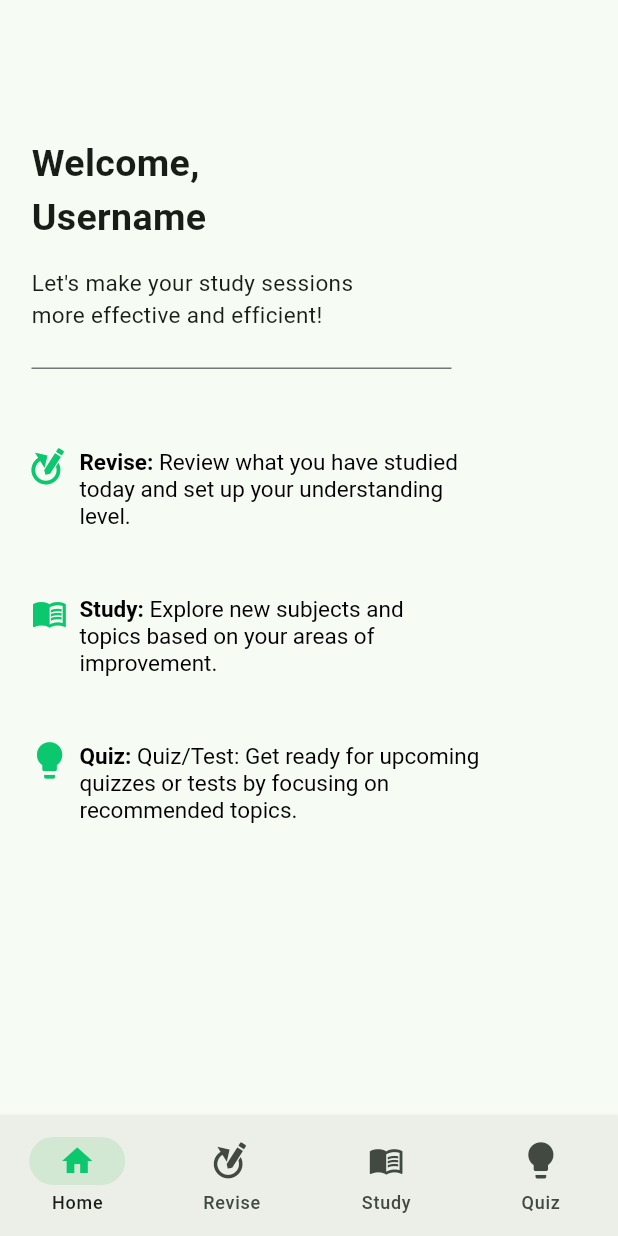
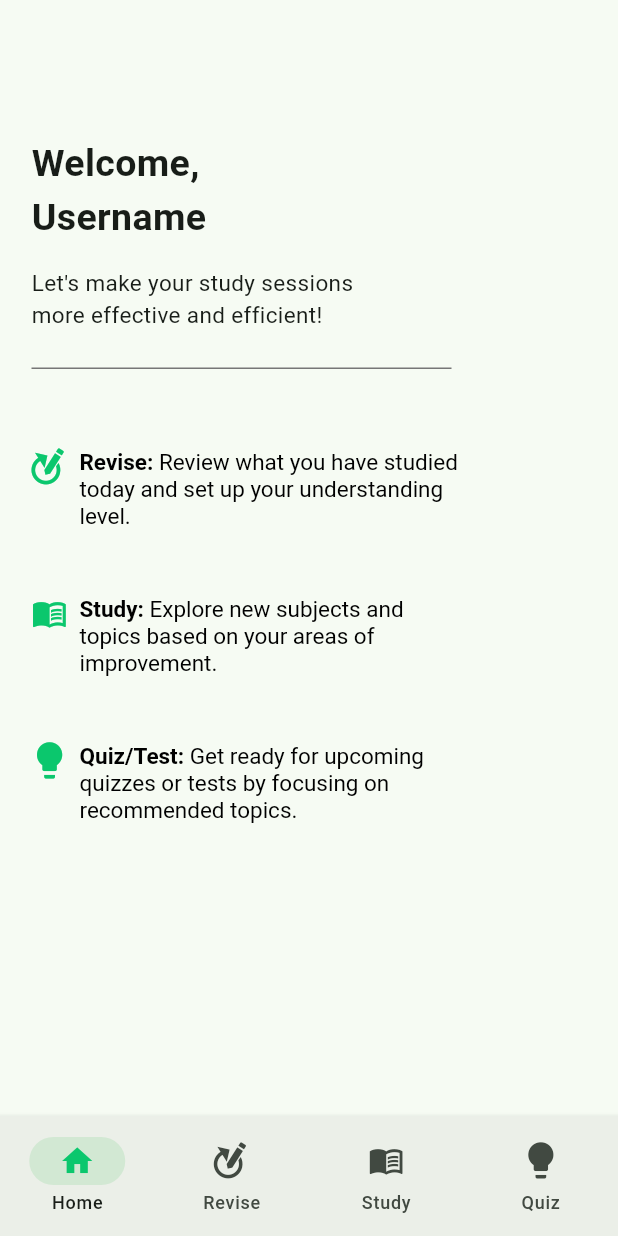
Before and after one commit to imranahmad2k1/spa-app, a Flutter app: the screen it shows after launch, on a phone screen of 412 x 824 dp. Run offline on Flutter 3.47's test engine with Material 2 defaults, Android fonts, the phone set to English and light mode, and no system bars.

Commit message:
Quiz to Quiz/Test

```diff
--- a/lib/views/homepage_view.dart
+++ b/lib/views/homepage_view.dart
@@ -64,9 +64,9 @@ class HomepageView extends StatelessWidget {
                 ),
                 SizedBox(width: 8),
                 CustomModuleInfo(
-                    name: "Quiz",
+                    name: "Quiz/Test",
                     text:
-                        "Quiz/Test: Get ready for upcoming\nquizzes or tests by focusing on\nrecommended topics."),
+                        "Get ready for upcoming\nquizzes or tests by focusing on\nrecommended topics."),
               ],
             ),
           ],
```
